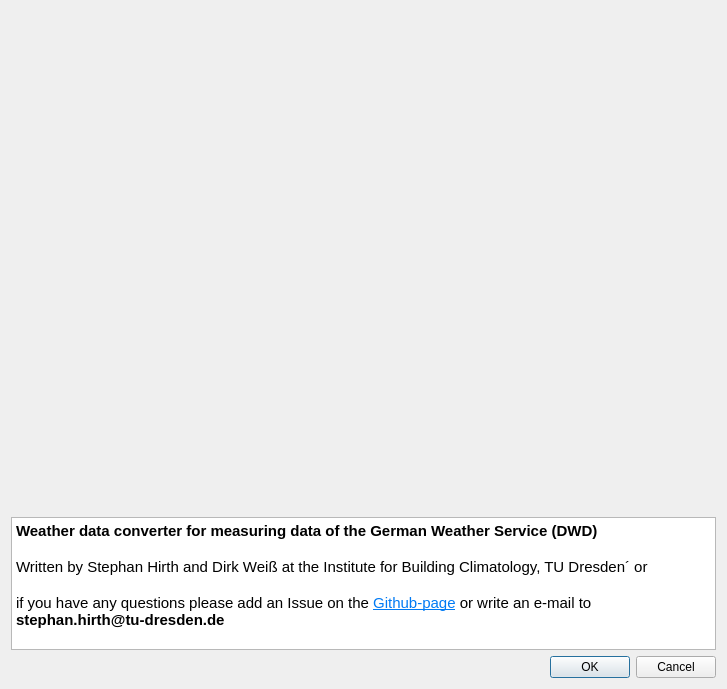
Qt form DWDWeatherDataConverter/src/DWDAboutDialog.ui (hirseboy/DWD-Weather-Data-Converter) before a commit.
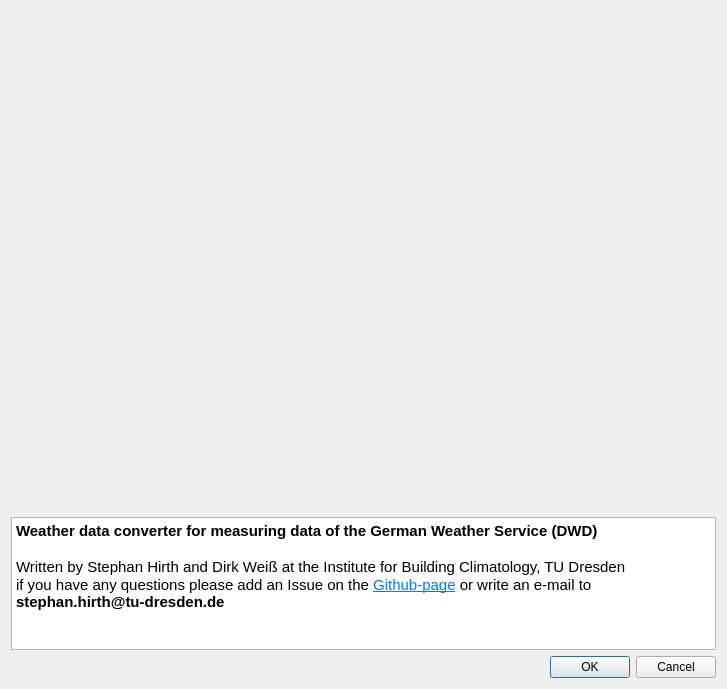
The same form after that commit.

Commit message: Fixed error in about dialog

The edit to the form file:
```diff
--- a/DWDWeatherDataConverter/src/DWDAboutDialog.ui
+++ b/DWDWeatherDataConverter/src/DWDAboutDialog.ui
@@ -39,8 +39,7 @@
 &lt;/style&gt;&lt;/head&gt;&lt;body style=&quot; font-family:'Ubuntu'; font-size:11pt; font-weight:400; font-style:normal;&quot;&gt;
 &lt;p style=&quot; margin-top:0px; margin-bottom:0px; margin-left:0px; margin-right:0px; -qt-block-indent:0; text-indent:0px;&quot;&gt;&lt;span style=&quot; font-weight:700;&quot;&gt;Weather data converter for measuring data of the German Weather Service (DWD) &lt;/span&gt;&lt;/p&gt;
 &lt;p style=&quot;-qt-paragraph-type:empty; margin-top:0px; margin-bottom:0px; margin-left:0px; margin-right:0px; -qt-block-indent:0; text-indent:0px;&quot;&gt;&lt;br /&gt;&lt;/p&gt;
-&lt;p style=&quot; margin-top:0px; margin-bottom:0px; margin-left:0px; margin-right:0px; -qt-block-indent:0; text-indent:0px;&quot;&gt;Written by Stephan Hirth and Dirk Weiß at the Institute for Building Climatology, TU Dresden´ or&lt;/p&gt;
-&lt;p style=&quot;-qt-paragraph-type:empty; margin-top:0px; margin-bottom:0px; margin-left:0px; margin-right:0px; -qt-block-indent:0; text-indent:0px;&quot;&gt;&lt;br /&gt;&lt;/p&gt;
+&lt;p style=&quot; margin-top:0px; margin-bottom:0px; margin-left:0px; margin-right:0px; -qt-block-indent:0; text-indent:0px;&quot;&gt;Written by Stephan Hirth and Dirk Weiß at the Institute for Building Climatology, TU Dresden&lt;/p&gt;
 &lt;p style=&quot; margin-top:0px; margin-bottom:0px; margin-left:0px; margin-right:0px; -qt-block-indent:0; text-indent:0px;&quot;&gt;if you have any questions please add an Issue on the &lt;a href=&quot;https://github.com/hirseboy/DWD-Weather-Data-Converter&quot;&gt;&lt;span style=&quot; text-decoration: underline; color:#007af4;&quot;&gt;Github-page&lt;/span&gt;&lt;/a&gt; or write an e-mail to &lt;span style=&quot; font-weight:700;&quot;&gt;stephan.hirth@tu-dresden.de&lt;/span&gt;&lt;/p&gt;&lt;/body&gt;&lt;/html&gt;</string>
      </property>
      <property name="openExternalLinks">
```
